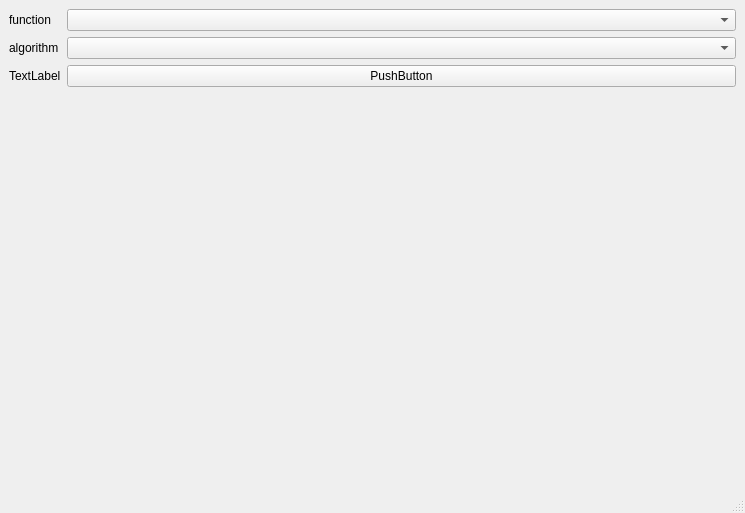
Above: cv2/main_window.ui from trnila/biological_algorithms before the change. Below: the same form after it.
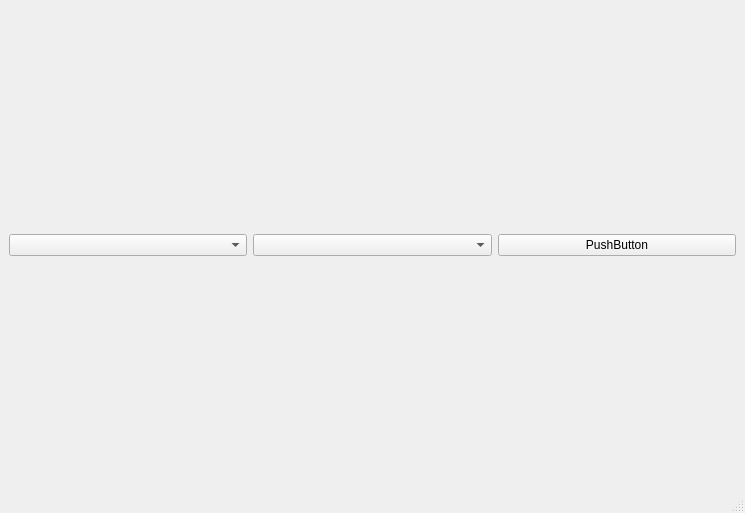
That is the form after the change.

Commit message: lab2: configurable algorithms

```diff
--- a/cv2/main_window.ui
+++ b/cv2/main_window.ui
@@ -16,35 +16,14 @@
   <widget class="QWidget" name="centralwidget">
    <layout class="QVBoxLayout" name="verticalLayout">
     <item>
-     <layout class="QFormLayout" name="formLayout">
+     <layout class="QGridLayout" name="gridLayout">
       <item row="0" column="1">
-       <widget class="QComboBox" name="functions"/>
-      </item>
-      <item row="0" column="0">
-       <widget class="QLabel" name="label">
-        <property name="text">
-         <string>function</string>
-        </property>
-       </widget>
-      </item>
-      <item row="1" column="0">
-       <widget class="QLabel" name="label_2">
-        <property name="text">
-         <string>algorithm</string>
-        </property>
-       </widget>
-      </item>
-      <item row="2" column="0">
-       <widget class="QLabel" name="label_3">
-        <property name="text">
-         <string>TextLabel</string>
-        </property>
-       </widget>
-      </item>
-      <item row="1" column="1">
        <widget class="QComboBox" name="algorithm"/>
       </item>
-      <item row="2" column="1">
+      <item row="0" column="0">
+       <widget class="QComboBox" name="functions"/>
+      </item>
+      <item row="0" column="2">
        <widget class="QPushButton" name="pushButton">
         <property name="text">
          <string>PushButton</string>
```
The commit also changes 2 other files.
